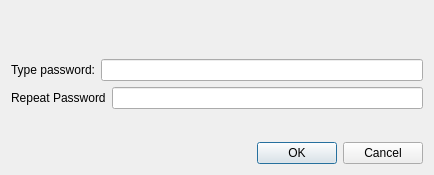
The window that src/widget/form/setpassworddialog.ui (qTox/qTox) describes before a commit, drawn with Qt 5.
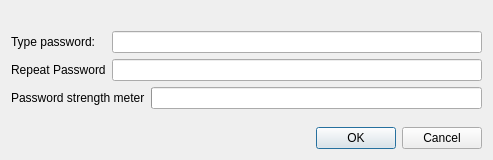
The same window after the commit.

Commit message: password strength meter

Patch:
```diff
--- a/src/widget/form/setpassworddialog.ui
+++ b/src/widget/form/setpassworddialog.ui
@@ -6,8 +6,8 @@
    <rect>
     <x>0</x>
     <y>0</y>
-    <width>434</width>
-    <height>175</height>
+    <width>493</width>
+    <height>160</height>
    </rect>
   </property>
   <property name="windowTitle">
@@ -21,52 +21,56 @@
     <widget class="QLabel" name="body" />
    </item>
    <item>
-    <spacer name="verticalSpacer">
-     <property name="orientation">
-      <enum>Qt::Vertical</enum>
-     </property>
-     <property name="sizeHint" stdset="0">
-      <size>
-       <width>20</width>
-       <height>12</height>
-      </size>
-     </property>
-    </spacer>
-   </item>
-   <item>
-    <layout class="QHBoxLayout" name="hLayout1">
-     <item>
+    <layout class="QGridLayout" name="pswdsLayout">
+     <item row="4" column="0">
+      <widget class="QLabel" name="label_2">
+       <property name="text">
+        <string>Repeat Password</string>
+       </property>
+      </widget>
+     </item>
+     <item row="2" column="0">
       <widget class="QLabel" name="label">
        <property name="text">
         <string>Type password:</string>
        </property>
       </widget>
      </item>
-     <item>
-      <widget class="QLineEdit" name="passwordlineEdit">
-       <property name="echoMode">
-        <enum>QLineEdit::Password</enum>
-       </property>
-      </widget>
-     </item> 
-    </layout>
-   </item>
-   <item>
-    <layout class="QHBoxLayout" name="hLayout2">
-     <item>
-      <widget class="QLabel" name="label_2">
-       <property name="text">
-       <string>Repeat Password</string>
-       </property>
-      </widget>
-     </item>
-     <item>
+     <item row="4" column="1">
       <widget class="QLineEdit" name="repasswordlineEdit">
        <property name="echoMode">
         <enum>QLineEdit::Password</enum>
        </property>
       </widget>
      </item>
+     <item row="2" column="1">
+      <widget class="QLineEdit" name="passwordlineEdit">
+       <property name="echoMode">
+        <enum>QLineEdit::Password</enum>
+       </property>
+      </widget>
+     </item>
+    </layout>
+   </item>
+   <item>
+    <layout class="QHBoxLayout" name="pswdStrengthLayout">
+     <item>
+      <widget class="QLabel" name="label_3">
+       <property name="text">
+        <string>Password strength meter</string>
+       </property>
+      </widget>
+     </item>
+     <item>
+      <widget class="QProgressBar" name="strengthBar">
+       <property name="value">
+        <number>0</number>
+       </property>
+       <property name="format">
+        <string/>
+       </property>
+      </widget>
+     </item>
     </layout>
    </item>
    <item>
@@ -77,7 +81,7 @@
      <property name="sizeHint" stdset="0">
       <size>
        <width>20</width>
-       <height>12</height>
+       <height>40</height>
       </size>
      </property>
     </spacer>
```
Left out of the diff: 6 changed lines with no effect on the pictures. The commit also changes 2 other files.
